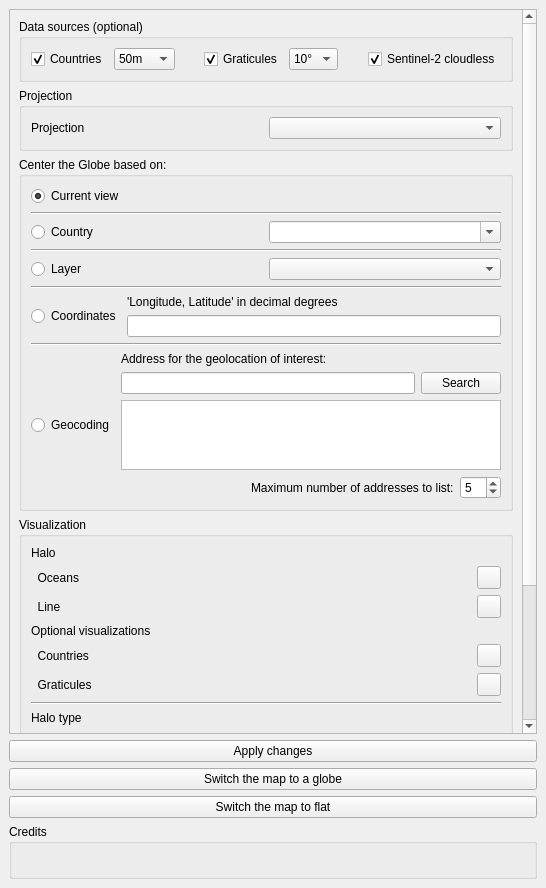
majaes/Map2Globe, file Map2Globe/resources/ui/map2globe_dockwidget_base.ui: the form before one commit.
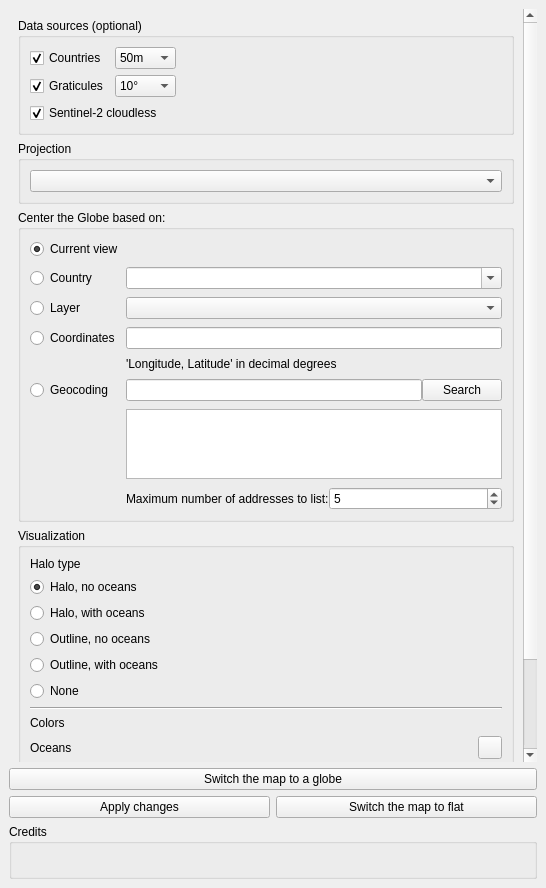
The form after the commit. Custom widgets are drawn as their Qt base class.

Commit message: Panel: tidier, more ergonomic layout (grid for sources and centring, compact geocoding, halo type before colours, main button first, greyed-out unused options)

```diff
--- a/Map2Globe/resources/ui/map2globe_dockwidget_base.ui
+++ b/Map2Globe/resources/ui/map2globe_dockwidget_base.ui
@@ -19,28 +19,21 @@
   <widget class="QWidget" name="dockWidgetContents">
    <layout class="QVBoxLayout" name="verticalLayout_7">
     <item>
-     <layout class="QVBoxLayout" name="verticalLayoutMain" stretch="0,0,0">
+     <layout class="QVBoxLayout" name="verticalLayoutMain" stretch="1,0,0">
       <property name="sizeConstraint">
        <enum>QLayout::SetNoConstraint</enum>
       </property>
       <item>
        <widget class="QScrollArea" name="scrollArea">
+        <property name="frameShape">
+         <enum>QFrame::NoFrame</enum>
+        </property>
         <property name="widgetResizable">
          <bool>true</bool>
         </property>
         <widget class="QWidget" name="scrollAreaWidgetContents_2">
-         <property name="geometry">
-          <rect>
-           <x>0</x>
-           <y>-143</y>
-           <width>510</width>
-           <height>886</height>
-          </rect>
-         </property>
          <layout class="QVBoxLayout" name="verticalLayout_10">
           <item>
-           <layout class="QVBoxLayout" name="verticalLayout_9">
-            <item>
              <widget class="QgsCollapsibleGroupBox" name="mGroupBox">
               <property name="title">
                <string>Data sources (optional)</string>
@@ -48,12 +41,8 @@
               <property name="collapsed">
                <bool>false</bool>
               </property>
-              <layout class="QVBoxLayout" name="verticalLayout_11">
-               <item>
-                <layout class="QVBoxLayout" name="verticalLayout_6">
-                 <item>
-                  <layout class="QHBoxLayout" name="horizontalLayout_9">
-                   <item>
+            <layout class="QGridLayout" name="gridLayoutSources">
+             <item row="0" column="0">
                     <widget class="QCheckBox" name="checkBoxCountries">
                      <property name="text">
                       <string>Countries</string>
@@ -63,7 +52,7 @@
                      </property>
                     </widget>
                    </item>
-                   <item>
+             <item row="0" column="1">
                     <widget class="QComboBox" name="comboBoxCountries">
                      <item>
                       <property name="text">
@@ -77,20 +66,7 @@
                      </item>
                     </widget>
                    </item>
-                   <item>
-                    <spacer name="horizontalSpacer_8">
-                     <property name="orientation">
-                      <enum>Qt::Horizontal</enum>
-                     </property>
-                     <property name="sizeHint" stdset="0">
-                      <size>
-                       <width>40</width>
-                       <height>20</height>
-                      </size>
-                     </property>
-                    </spacer>
-                   </item>
-                   <item>
+             <item row="1" column="0">
                     <widget class="QCheckBox" name="checkBoxGraticules">
                      <property name="text">
                       <string>Graticules</string>
@@ -100,7 +76,7 @@
                      </property>
                     </widget>
                    </item>
-                   <item>
+             <item row="1" column="1">
                     <widget class="QComboBox" name="comboBoxGraticules">
                      <item>
                       <property name="text">
@@ -129,20 +105,7 @@
                      </item>
                     </widget>
                    </item>
-                   <item>
-                    <spacer name="horizontalSpacer_9">
-                     <property name="orientation">
-                      <enum>Qt::Horizontal</enum>
-                     </property>
-                     <property name="sizeHint" stdset="0">
-                      <size>
-                       <width>40</width>
-                       <height>20</height>
-                      </size>
-                     </property>
-                    </spacer>
-                   </item>
-                   <item>
+             <item row="2" column="0" colspan="2">
                     <widget class="QCheckBox" name="checkBoxS2cloudless">
                      <property name="text">
                       <string>Sentinel-2 cloudless</string>
@@ -152,14 +115,21 @@
                      </property>
                     </widget>
                    </item>
-                  </layout>
-                 </item>
-                </layout>
+             <item row="0" column="2">
+              <spacer name="horizontalSpacer_8">
+               <property name="orientation">
+                <enum>Qt::Horizontal</enum>
+               </property>
+               <property name="sizeHint" stdset="0">
+                <size>
+                 <width>40</width>
+                 <height>20</height>
+                </size>
+               </property>
+              </spacer>
                </item>
               </layout>
              </widget>
-            </item>
-           </layout>
           </item>
           <item>
            <widget class="QgsCollapsibleGroupBox" name="mGroupBox_5">
@@ -167,13 +137,6 @@
              <string>Projection</string>
             </property>
             <layout class="QHBoxLayout" name="horizontalLayout_17">
-             <item>
-              <widget class="QLabel" name="label_14">
-               <property name="text">
-                <string>Projection</string>
-               </property>
-              </widget>
-             </item>
              <item>
               <widget class="QComboBox" name="comboBoxProjections"/>
              </item>
@@ -182,22 +145,17 @@
           </item>
           <item>
            <widget class="QgsCollapsibleGroupBox" name="centeringGroupBox">
-            <property name="enabled">
-             <bool>true</bool>
-            </property>
             <property name="title">
              <string>Center the Globe based on:</string>
             </property>
-            <property name="flat">
-             <bool>false</bool>
-            </property>
             <property name="collapsed">
              <bool>false</bool>
             </property>
-            <layout class="QVBoxLayout" name="verticalLayout_12">
-             <item>
-              <layout class="QVBoxLayout" name="verticalLayout_5">
-               <item>
+            <layout class="QGridLayout" name="gridLayoutCentering">
+             <property name="verticalSpacing">
+              <number>8</number>
+             </property>
+             <item row="0" column="0" colspan="2">
                 <widget class="QRadioButton" name="radioButtonCenter">
                  <property name="text">
                   <string>Current view</string>
@@ -207,110 +165,55 @@
                  </property>
                 </widget>
                </item>
-               <item>
-                <widget class="Line" name="line_3">
-                 <property name="orientation">
-                  <enum>Qt::Horizontal</enum>
-                 </property>
-                </widget>
-               </item>
-               <item>
-                <layout class="QHBoxLayout" name="horizontalLayout_name">
-                 <item>
+             <item row="1" column="0">
                   <widget class="QRadioButton" name="radioButtonName">
                    <property name="text">
                     <string>Country</string>
                    </property>
                   </widget>
                  </item>
-                 <item>
+             <item row="1" column="1">
                   <widget class="QComboBox" name="comboBoxNames">
                    <property name="editable">
                     <bool>true</bool>
                    </property>
                   </widget>
                  </item>
-                </layout>
-               </item>
-               <item>
-                <widget class="Line" name="line_name">
-                 <property name="orientation">
-                  <enum>Qt::Horizontal</enum>
-                 </property>
-                </widget>
-               </item>
-               <item>
-                <layout class="QHBoxLayout" name="horizontalLayout_12">
-                 <item>
+             <item row="2" column="0">
                   <widget class="QRadioButton" name="radioButtonLayer">
                    <property name="text">
                     <string>Layer</string>
                    </property>
                   </widget>
                  </item>
-                 <item>
+             <item row="2" column="1">
                   <widget class="QgsMapLayerComboBox" name="mMapLayerComboBox"/>
                  </item>
-                </layout>
-               </item>
-               <item>
-                <widget class="Line" name="line_4">
-                 <property name="orientation">
-                  <enum>Qt::Horizontal</enum>
-                 </property>
-                </widget>
-               </item>
-               <item>
-                <layout class="QHBoxLayout" name="horizontalLayout_4">
-                 <item>
+             <item row="3" column="0">
                   <widget class="QRadioButton" name="radioButtonCoordinates">
                    <property name="text">
                     <string>Coordinates</string>
                    </property>
                   </widget>
                  </item>
-                 <item>
-                  <layout class="QVBoxLayout" name="verticalLayout">
-                   <item>
+             <item row="3" column="1">
+              <widget class="QLineEdit" name="lineEditLonLat"/>
+             </item>
+             <item row="4" column="1">
                     <widget class="QLabel" name="label_2">
                      <property name="text">
                       <string>'Longitude, Latitude' in decimal degrees</string>
                      </property>
                     </widget>
                    </item>
-                   <item>
-                    <widget class="QLineEdit" name="lineEditLonLat"/>
-                   </item>
-                  </layout>
-                 </item>
-                </layout>
-               </item>
-               <item>
-                <widget class="Line" name="line">
-                 <property name="orientation">
-                  <enum>Qt::Horizontal</enum>
-                 </property>
-                </widget>
-               </item>
-               <item>
-                <layout class="QHBoxLayout" name="horizontalLayout_5">
-                 <item>
+             <item row="5" column="0">
                   <widget class="QRadioButton" name="radioButtonGeocoding">
                    <property name="text">
                     <string>Geocoding</string>
                    </property>
                   </widget>
                  </item>
-                 <item>
-                  <layout class="QVBoxLayout" name="verticalLayout_2">
-                   <item>
-                    <widget class="QLabel" name="label_3">
-                     <property name="text">
-                      <string>Address for the geolocation of interest:</string>
-                     </property>
-                    </widget>
-                   </item>
-                   <item>
+             <item row="5" column="1">
                     <layout class="QHBoxLayout" name="horizontalLayout">
                      <item>
                       <widget class="QLineEdit" name="lineEditGeocoding"/>
@@ -324,32 +227,20 @@
                      </item>
                     </layout>
                    </item>
-                   <item>
-                    <widget class="QListWidget" name="listWidgetGeocodingResults"/>
-                   </item>
-                   <item>
+             <item row="6" column="1">
+              <widget class="QListWidget" name="listWidgetGeocodingResults">
+               <property name="maximumSize">
+                <size>
+                 <width>16777215</width>
+                 <height>90</height>
+                </size>
+               </property>
+              </widget>
+             </item>
+             <item row="7" column="1">
                     <layout class="QHBoxLayout" name="horizontalLayout_2">
-                     <item>
-                      <spacer name="horizontalSpacer_2">
-                       <property name="orientation">
-                        <enum>Qt::Horizontal</enum>
-                       </property>
-                       <property name="sizeHint" stdset="0">
-                        <size>
-                         <width>40</width>
-                         <height>20</height>
-                        </size>
-                       </property>
-                      </spacer>
-                     </item>
                      <item>
                       <widget class="QLabel" name="label_4">
-                       <property name="sizePolicy">
-                        <sizepolicy hsizetype="Preferred" vsizetype="Preferred">
-                         <horstretch>0</horstretch>
-                         <verstretch>0</verstretch>
-                        </sizepolicy>
-                       </property>
                        <property name="text">
                         <string>Maximum number of addresses to list:</string>
                        </property>
@@ -357,18 +248,6 @@
                      </item>
                      <item>
                       <widget class="QSpinBox" name="spinBoxMaxResults">
-                       <property name="sizePolicy">
-                        <sizepolicy hsizetype="Preferred" vsizetype="Fixed">
-                         <horstretch>0</horstretch>
-                         <verstretch>0</verstretch>
-                        </sizepolicy>
-                       </property>
-                       <property name="maximumSize">
-                        <size>
-                         <width>50</width>
-                         <height>16777215</height>
-                        </size>
-                       </property>
                        <property name="minimum">
                         <number>1</number>
                        </property>
@@ -383,12 +262,6 @@
                     </layout>
                    </item>
                   </layout>
-                 </item>
-                </layout>
-               </item>
-              </layout>
-             </item>
-            </layout>
            </widget>
           </item>
           <item>
@@ -401,129 +274,12 @@
             </property>
             <layout class="QVBoxLayout" name="verticalLayout_13">
              <item>
-              <layout class="QVBoxLayout" name="horizontalLayout_11">
-               <item>
-                <layout class="QVBoxLayout" name="verticalLayout_14">
-                 <item>
-                  <layout class="QGridLayout" name="gridLayout_2">
-                   <item row="2" column="0">
-                    <widget class="QLabel" name="label_15">
-                     <property name="text">
-                      <string>  Oceans</string>
-                     </property>
-                    </widget>
-                   </item>
-                   <item row="1" column="0">
-                    <widget class="QLabel" name="label_11">
-                     <property name="font">
-                      <font>
-                       <weight>50</weight>
-                       <bold>false</bold>
-                      </font>
-                     </property>
-                     <property name="text">
-                      <string>Halo</string>
-                     </property>
-                    </widget>
-                   </item>
-                   <item row="3" column="0">
-                    <widget class="QLabel" name="label_17">
-                     <property name="text">
-                      <string>  Line</string>
-                     </property>
-                    </widget>
-                   </item>
-                   <item row="6" column="0">
-                    <widget class="QLabel" name="label_12">
-                     <property name="text">
-                      <string>  Graticules</string>
-                     </property>
-                    </widget>
-                   </item>
-                   <item row="6" column="1">
-                    <widget class="QgsColorButton" name="mColorButtonGraticules">
-                     <property name="allowOpacity">
-                      <bool>true</bool>
-                     </property>
-                    </widget>
-                   </item>
-                   <item row="5" column="0">
-                    <widget class="QLabel" name="label_7">
-                     <property name="text">
-                      <string>  Countries</string>
-                     </property>
-                    </widget>
-                   </item>
-                   <item row="5" column="1">
-                    <widget class="QgsColorButton" name="mColorButtonCountries">
-                     <property name="allowOpacity">
-                      <bool>true</bool>
-                     </property>
-                    </widget>
-                   </item>
-                   <item row="4" column="0">
-                    <widget class="QLabel" name="label_18">
-                     <property name="text">
-                      <string>Optional visualizations</string>
-                     </property>
-                    </widget>
-                   </item>
-                   <item row="3" column="1">
-                    <widget class="QgsColorButton" name="mColorButtonHalo">
-                     <property name="allowOpacity">
-                      <bool>true</bool>
-                     </property>
-                    </widget>
-                   </item>
-                   <item row="2" column="1">
-                    <widget class="QgsColorButton" name="mColorButtonHFill"/>
-                   </item>
-                  </layout>
-                 </item>
-                 <item>
-                  <spacer name="verticalSpacer_2">
-                   <property name="orientation">
-                    <enum>Qt::Vertical</enum>
-                   </property>
-                   <property name="sizeHint" stdset="0">
-                    <size>
-                     <width>20</width>
-                     <height>40</height>
-                    </size>
-                   </property>
-                  </spacer>
-                 </item>
-                </layout>
-               </item>
-               <item>
-                <widget class="Line" name="line_2">
-                 <property name="orientation">
-                  <enum>Qt::Horizontal</enum>
-                 </property>
-                </widget>
-               </item>
-               <item>
-                <layout class="QVBoxLayout" name="verticalLayout_3">
-                 <item>
                   <widget class="QLabel" name="label_10">
                    <property name="text">
                     <string>Halo type</string>
                    </property>
                   </widget>
                  </item>
-                 <item>
-                  <spacer name="verticalSpacer">
-                   <property name="orientation">
-                    <enum>Qt::Vertical</enum>
-                   </property>
-                   <property name="sizeHint" stdset="0">
-                    <size>
-                     <width>20</width>
-                     <height>40</height>
-                    </size>
-                   </property>
-                  </spacer>
-                 </item>
                  <item>
                   <widget class="QRadioButton" name="radioButtonHHalo">
                    <property name="text">
@@ -562,31 +318,76 @@
                    </property>
                   </widget>
                  </item>
-                </layout>
-               </item>
-              </layout>
-             </item>
              <item>
-              <widget class="Line" name="line_5">
+              <widget class="Line" name="line_2">
                <property name="orientation">
                 <enum>Qt::Horizontal</enum>
                </property>
               </widget>
              </item>
              <item>
-              <layout class="QHBoxLayout" name="horizontalLayout_14">
+              <widget class="QLabel" name="label_colors">
+               <property name="text">
+                <string>Colors</string>
+               </property>
+              </widget>
+             </item>
                <item>
-                <spacer name="horizontalSpacer_6">
-                 <property name="orientation">
-                  <enum>Qt::Horizontal</enum>
-                 </property>
-                 <property name="sizeHint" stdset="0">
-                  <size>
-                   <width>40</width>
-                   <height>20</height>
-                  </size>
+              <layout class="QGridLayout" name="gridLayout_2">
+               <property name="verticalSpacing">
+                <number>6</number>
+               </property>
+               <item row="0" column="0">
+                <widget class="QLabel" name="label_15">
+                 <property name="text">
+                  <string>Oceans</string>
                  </property>
-                </spacer>
+                </widget>
+               </item>
+               <item row="0" column="1">
+                <widget class="QgsColorButton" name="mColorButtonHFill"/>
+               </item>
+               <item row="1" column="0">
+                <widget class="QLabel" name="label_17">
+                 <property name="text">
+                  <string>Halo / outline</string>
+                 </property>
+                </widget>
+               </item>
+               <item row="1" column="1">
+                <widget class="QgsColorButton" name="mColorButtonHalo">
+                 <property name="allowOpacity">
+                  <bool>true</bool>
+                 </property>
+                </widget>
+               </item>
+               <item row="2" column="0">
+                <widget class="QLabel" name="label_7">
+                 <property name="text">
+                  <string>Countries</string>
+                 </property>
+                </widget>
+               </item>
+               <item row="2" column="1">
+                <widget class="QgsColorButton" name="mColorButtonCountries">
+                 <property name="allowOpacity">
+                  <bool>true</bool>
+                 </property>
+                </widget>
+               </item>
+               <item row="3" column="0">
+                <widget class="QLabel" name="label_12">
+                 <property name="text">
+                  <string>Graticules</string>
+                 </property>
+                </widget>
+               </item>
+               <item row="3" column="1">
+                <widget class="QgsColorButton" name="mColorButtonGraticules">
+                 <property name="allowOpacity">
+                  <bool>true</bool>
+                 </property>
+                </widget>
                </item>
               </layout>
              </item>
@@ -601,7 +402,7 @@
             <property name="sizeHint" stdset="0">
              <size>
               <width>20</width>
-              <height>40</height>
+              <height>0</height>
              </size>
             </property>
            </spacer>
@@ -612,13 +413,6 @@
       </item>
       <item>
        <layout class="QVBoxLayout" name="horizontalLayout_3">
-        <item>
-         <widget class="QPushButton" name="pushButtonApplyVisualizations">
-          <property name="text">
-           <string>Apply changes</string>
-          </property>
-         </widget>
-        </item>
         <item>
          <widget class="QPushButton" name="pushButtonRun">
           <property name="text">
@@ -627,11 +421,22 @@
          </widget>
         </item>
         <item>
+         <layout class="QHBoxLayout" name="horizontalLayoutSecondary">
+          <item>
+           <widget class="QPushButton" name="pushButtonApplyVisualizations">
+            <property name="text">
+             <string>Apply changes</string>
+            </property>
+           </widget>
+          </item>
+          <item>
          <widget class="QPushButton" name="pushButtonFlatMap">
           <property name="text">
            <string>Switch the map to flat</string>
           </property>
          </widget>
+          </item>
+         </layout>
         </item>
        </layout>
       </item>
```
Left out of the diff: 6 changed lines with no effect on the pictures. Lines whose indentation alone changed are shown as unchanged. The commit also changes 2 other files.
